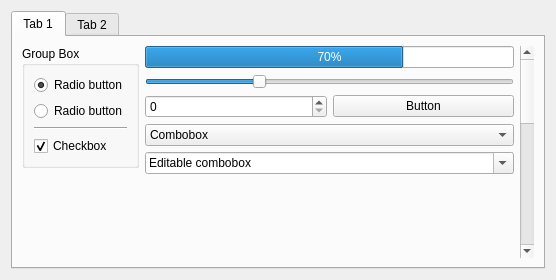
First picture: the form in config/stylepreview.ui, repository QtCurve/qtcurve, before the edit.
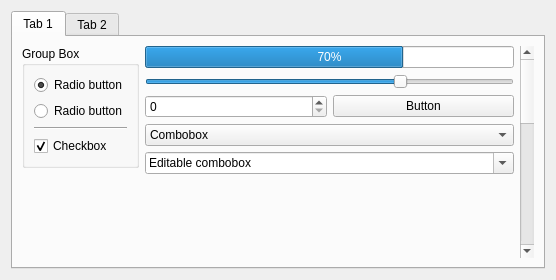
Second picture: the form after the edit. Custom widgets are drawn as their Qt base class.

Commit message: Add second column to listview

Patch:
```diff
--- a/config/stylepreview.ui
+++ b/config/stylepreview.ui
@@ -106,8 +106,11 @@
            </item>
            <item>
             <widget class="QSlider" name="Slider1">
+             <property name="maximum">
+              <number>100</number>
+             </property>
              <property name="value">
-              <number>30</number>
+              <number>70</number>
              </property>
              <property name="orientation">
               <enum>Qt::Horizontal</enum>
```
Left out of the diff: 30 changed lines with no effect on the pictures.
